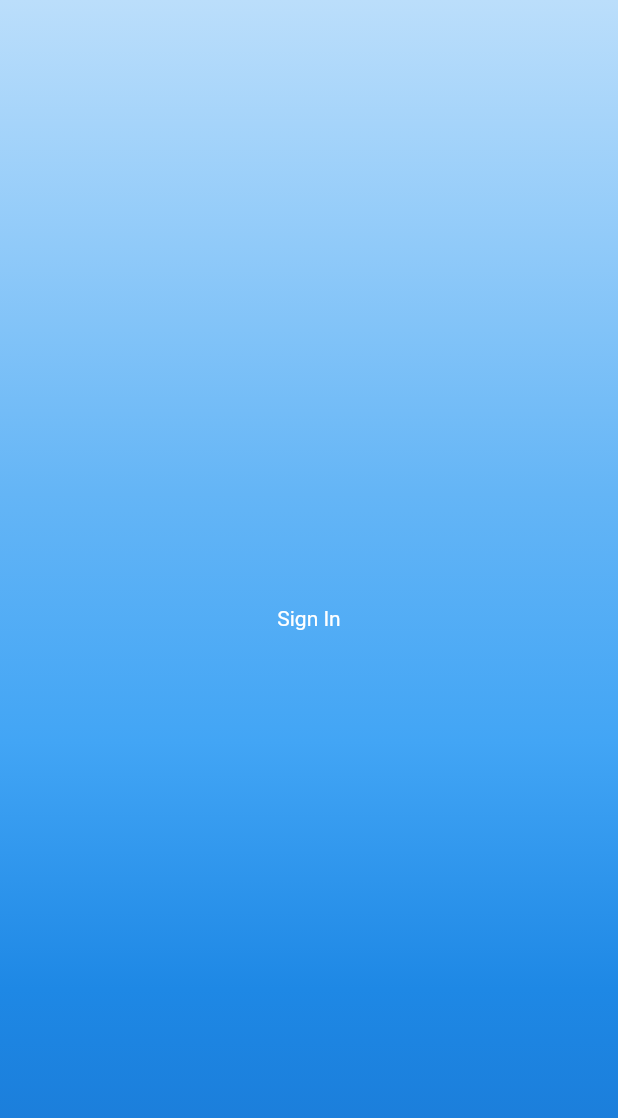
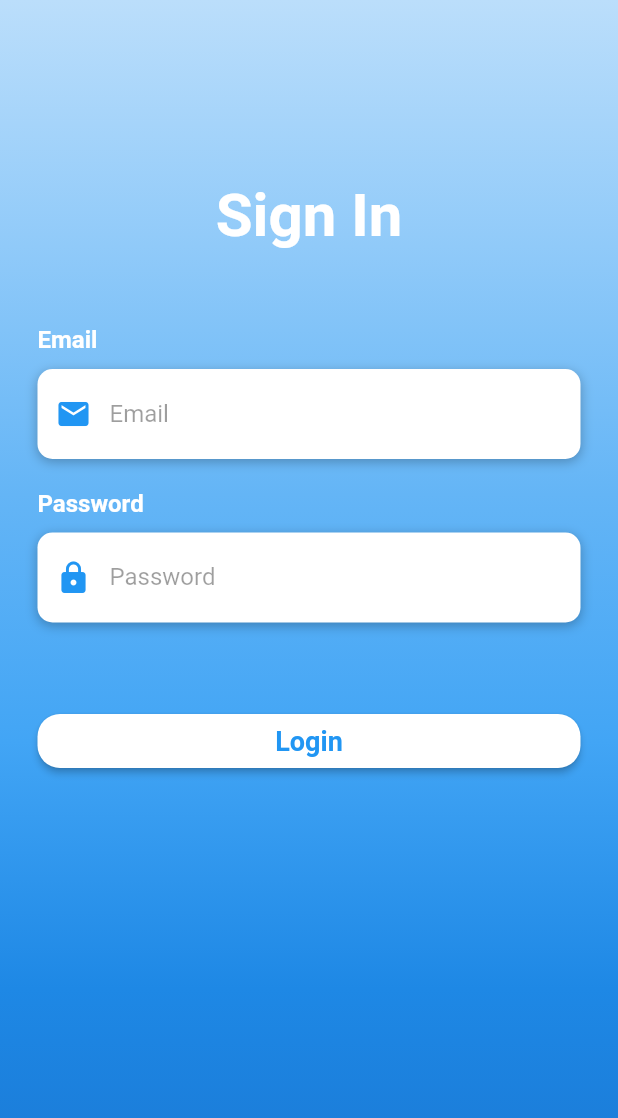
Before and after one commit to sajasaadoun/EasyPark, a Flutter app: the screen it shows after launch, on a phone screen of 412 x 824 dp. Shown: the top 1118 px of the screen. Run offline on Flutter 3.47's test engine with Material 2 defaults, Android fonts, the phone set to English and light mode, and no system bars; our stand-ins replace permission_handler; missing offline and left inert: flutter_emoji, flutter_sound.

Commit message:
second part of the login page

```diff
--- a/easypark/lib/screens/login_page.dart
+++ b/easypark/lib/screens/login_page.dart
@@ -8,6 +8,134 @@ class LoginScreen extends StatefulWidget {
 
   @override
   State<LoginScreen> createState() => _LoginScreenState();
+}
+
+Widget buildEmail() {
+  return Column(
+    crossAxisAlignment: CrossAxisAlignment.start,
+    children: <Widget>[
+      Text(
+        'Email',
+        style: TextStyle(
+            color: Colors.white, fontSize: 16, fontWeight: FontWeight.bold),
+      ),
+      SizedBox(height: 10),
+      Container(
+        alignment: Alignment.centerLeft,
+        decoration: BoxDecoration(
+            color: Colors.white,
+            borderRadius: BorderRadius.circular(10),
+            boxShadow: [
+              BoxShadow(
+                color: Colors.black26,
+                blurRadius: 6,
+                offset: Offset(0, 2),
+              )
+            ]),
+        height: 60,
+        child: TextField(
+          keyboardType: TextInputType.emailAddress,
+          style: TextStyle(color: Colors.black87),
+          decoration: InputDecoration(
+              border: InputBorder.none,
+              contentPadding: EdgeInsets.only(top: 14),
+              prefixIcon: Icon(
+                Icons.email,
+                color: Colors.blue,
+              ),
+              hintText: 'Email',
+              hintStyle: TextStyle(color: Colors.black38)),
+        ),
+      )
+    ],
+  );
+}
+
+Widget buildPassword() {
+  return Column(
+    crossAxisAlignment: CrossAxisAlignment.start,
+    children: <Widget>[
+      Text(
+        'Password',
+        style: TextStyle(
+            color: Colors.white, fontSize: 16, fontWeight: FontWeight.bold),
+      ),
+      SizedBox(height: 10),
+      Container(
+        alignment: Alignment.centerLeft,
+        decoration: BoxDecoration(
+            color: Colors.white,
+            borderRadius: BorderRadius.circular(10),
+            boxShadow: [
+              BoxShadow(
+                color: Colors.black26,
+                blurRadius: 6,
+                offset: Offset(0, 2),
+              )
+            ]),
+        height: 60,
+        child: TextField(
+          obscureText: true,
+          style: TextStyle(color: Colors.black87),
+          decoration: InputDecoration(
+              border: InputBorder.none,
+              contentPadding: EdgeInsets.only(top: 14),
+              prefixIcon: Icon(
+                Icons.lock,
+                color: Colors.blue,
+              ),
+              hintText: 'Password',
+              hintStyle: TextStyle(color: Colors.black38)),
+        ),
+      )
+    ],
+  );
+}
+
+Widget buildLoginBtn() {
+  return Container(
+      padding: EdgeInsets.symmetric(vertical: 25),
+      width: double.infinity,
+      child: ElevatedButton(
+        onPressed: () => print('Login Pressed'),
+        style: ElevatedButton.styleFrom(
+          backgroundColor: Colors.white,
+          textStyle: const TextStyle(
+              color: Colors.white, fontSize: 10, fontStyle: FontStyle.normal),
+          shape:
+              RoundedRectangleBorder(borderRadius: BorderRadius.circular(15.0)),
+        ),
+        child: Text(
+          'Login',
+          style: TextStyle(
+            color: Colors.blue,
+            fontWeight: FontWeight.bold,
+            fontSize: 18,
+          ),
+        ),
+      ));
+}
+
+Widget buildSignBtn() {
+  return GestureDetector(
+    onTap: () => print('Sign Up Pressed'),
+    child: RichText(
+        text: TextSpan(children: [
+      TextSpan(
+          text: 'Dont have an Account?',
+          style: TextStyle(
+            color: Colors.white,
+            fontSize: 18,
+            fontWeight: FontWeight.w500,
+          )),
+      TextSpan(
+          text: 'Sign Up',
+          style: TextStyle(
+            color: Colors.white,
+            fontSize: 18,
+          ))
+    ])),
+  );
 }
 
 class _LoginScreenState extends State<LoginScreen> {
@@ -34,6 +162,12 @@ class _LoginScreenState extends State<LoginScreen> {
                       Color(0xFF1E88E5),
                       Color(0xFF1976D2),
                     ])),
+                child: SingleChildScrollView(
+                  physics: AlwaysScrollableScrollPhysics(),
+                  padding: EdgeInsets.symmetric(
+                    horizontal: 25,
+                    vertical: 120,
+                  ),
                   child: Column(
                     mainAxisAlignment: MainAxisAlignment.center,
                     children: <Widget>[
@@ -41,9 +175,24 @@ class _LoginScreenState extends State<LoginScreen> {
                         'Sign In',
                         style: TextStyle(
                           color: Colors.white,
+                          fontSize: 40,
+                          fontWeight: FontWeight.bold,
                         ),
-                    )
+                      ),
+                      SizedBox(
+                        height: 50,
+                      ),
+                      buildEmail(),
+                      SizedBox(
+                        height: 20,
+                      ),
+                      buildPassword(),
+                      SizedBox(
+                        height: 30,
+                      ),
+                      buildLoginBtn(),
                     ],
+                  ),
                 ),
               )
             ],
```
Lines whose indentation alone changed are shown as unchanged.
